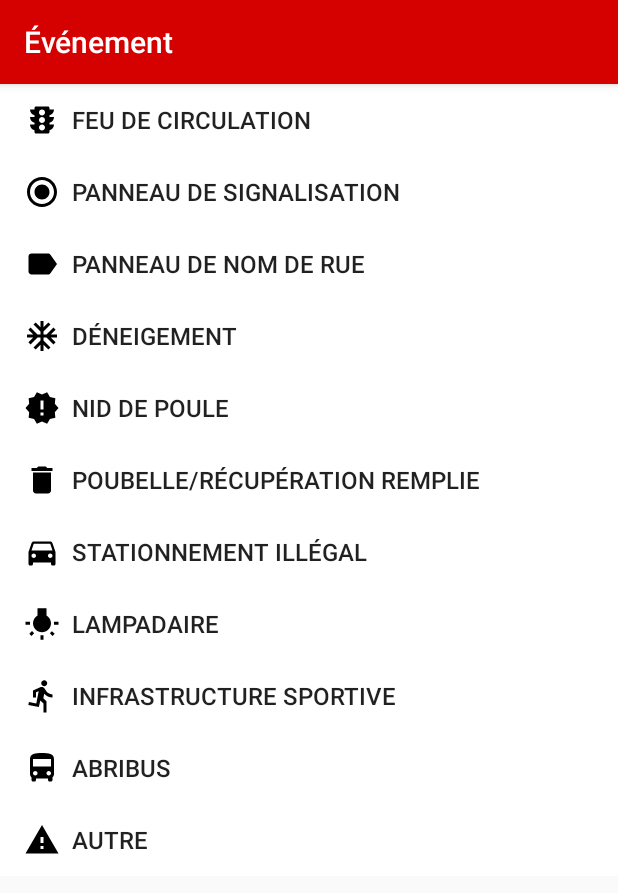
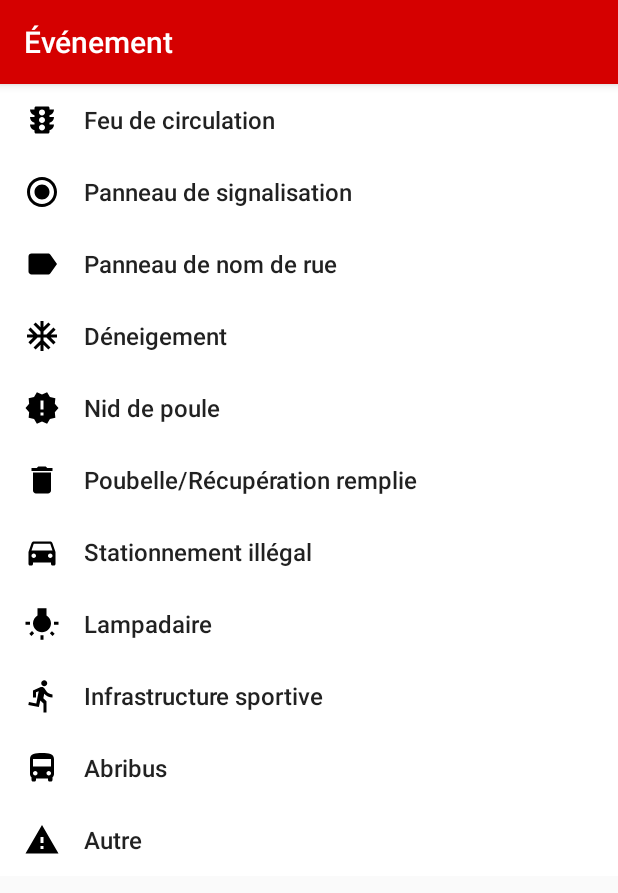
Before and after one commit to tran-simon/hackatown, an Android app: the EventsCreatorActivity screen opened directly, with no data from a screen before it, on a phone screen of 412 x 824 dp. Shown: the top 893 px of the screen. Run offline under Robolectric (Android 15) with nearby library versions, the phone set to English and light mode, and no system bars.

Commit message:
Titres de bouton en miniscule + changement du padding autour des icones de bouton

```diff
--- a/app/src/main/res/layout/activity_events_creator.xml
+++ b/app/src/main/res/layout/activity_events_creator.xml
@@ -22,8 +22,9 @@
                 android:drawableLeft="@drawable/icon_feu_circulation"
                 android:text="Feu de circulation"
                 android:textSize="16sp"
+                android:textAllCaps="false"
                 android:paddingLeft="16dp"
-                android:drawablePadding="8dp"
+                android:drawablePadding="16dp"
                 android:gravity="left|center_vertical"
                 android:background="#ffffff" />
 
@@ -35,7 +36,8 @@
                 android:text="Panneau de signalisation"
                 android:paddingLeft="16dp"
                 android:textSize="16sp"
-                android:drawablePadding="8dp"
+                android:textAllCaps="false"
+                android:drawablePadding="16dp"
                 android:gravity="left|center_vertical"
                 android:background="#ffffff"/>
 
@@ -46,8 +48,9 @@
                 android:drawableLeft="@drawable/icon_rue"
                 android:text="Panneau de nom de rue"
                 android:textSize="16sp"
+                android:textAllCaps="false"
                 android:paddingLeft="16dp"
-                android:drawablePadding="8dp"
+                android:drawablePadding="16dp"
                 android:gravity="left|center_vertical"
                 android:background="#ffffff"/>
 
@@ -58,8 +61,9 @@
                 android:drawableLeft="@drawable/icon_deneigement"
                 android:text="Déneigement"
                 android:textSize="16sp"
+                android:textAllCaps="false"
                 android:paddingLeft="16dp"
-                android:drawablePadding="8dp"
+                android:drawablePadding="16dp"
                 android:gravity="left|center_vertical"
                 android:background="#ffffff"/>
 
@@ -70,8 +74,9 @@
                 android:drawableLeft="@drawable/icon_nid_poule"
                 android:text="Nid de poule"
                 android:textSize="16sp"
+                android:textAllCaps="false"
                 android:paddingLeft="16dp"
-                android:drawablePadding="8dp"
+                android:drawablePadding="16dp"
                 android:gravity="left|center_vertical"
                 android:background="#ffffff"/>
 
@@ -82,8 +87,9 @@
                 android:drawableLeft="@drawable/icon_poubelle"
                 android:text="Poubelle/Récupération remplie"
                 android:textSize="16sp"
+                android:textAllCaps="false"
                 android:paddingLeft="16dp"
-                android:drawablePadding="8dp"
+                android:drawablePadding="16dp"
                 android:gravity="left|center_vertical"
                 android:background="#ffffff"/>
 
@@ -94,8 +100,9 @@
                 android:drawableLeft="@drawable/icon_stationnement"
                 android:text="Stationnement illégal"
                 android:textSize="16sp"
+                android:textAllCaps="false"
                 android:paddingLeft="16dp"
-                android:drawablePadding="8dp"
+                android:drawablePadding="16dp"
                 android:gravity="left|center_vertical"
                 android:background="#ffffff"/>
 
@@ -106,8 +113,9 @@
                 android:drawableLeft="@drawable/icon_lampadaire"
                 android:text="Lampadaire"
                 android:textSize="16sp"
+                android:textAllCaps="false"
                 android:paddingLeft="16dp"
-                android:drawablePadding="8dp"
+                android:drawablePadding="16dp"
                 android:gravity="left|center_vertical"
                 android:background="#ffffff"/>
 
@@ -118,8 +126,9 @@
                 android:drawableLeft="@drawable/icon_infrastructure_sportive"
                 android:text="Infrastructure sportive"
                 android:textSize="16sp"
+                android:textAllCaps="false"
                 android:paddingLeft="16dp"
-                android:drawablePadding="8dp"
+                android:drawablePadding="16dp"
                 android:gravity="left|center_vertical"
                 android:background="#ffffff"/>
 
@@ -130,8 +139,9 @@
                 android:drawableLeft="@drawable/icon_abribus"
                 android:text="Abribus"
                 android:textSize="16sp"
+                android:textAllCaps="false"
                 android:paddingLeft="16dp"
-                android:drawablePadding="8dp"
+                android:drawablePadding="16dp"
                 android:gravity="left|center_vertical"
                 android:background="#ffffff"/>
 
@@ -142,12 +152,11 @@
                 android:drawableLeft="@drawable/ic_warning_black_24dp"
                 android:text="Autre"
                 android:textSize="16sp"
+                android:textAllCaps="false"
                 android:paddingLeft="16dp"
-                android:drawablePadding="8dp"
+                android:drawablePadding="16dp"
                 android:gravity="left|center_vertical"
                 android:background="#ffffff"/>
-
-
 
         </LinearLayout>
     </ScrollView>
```
